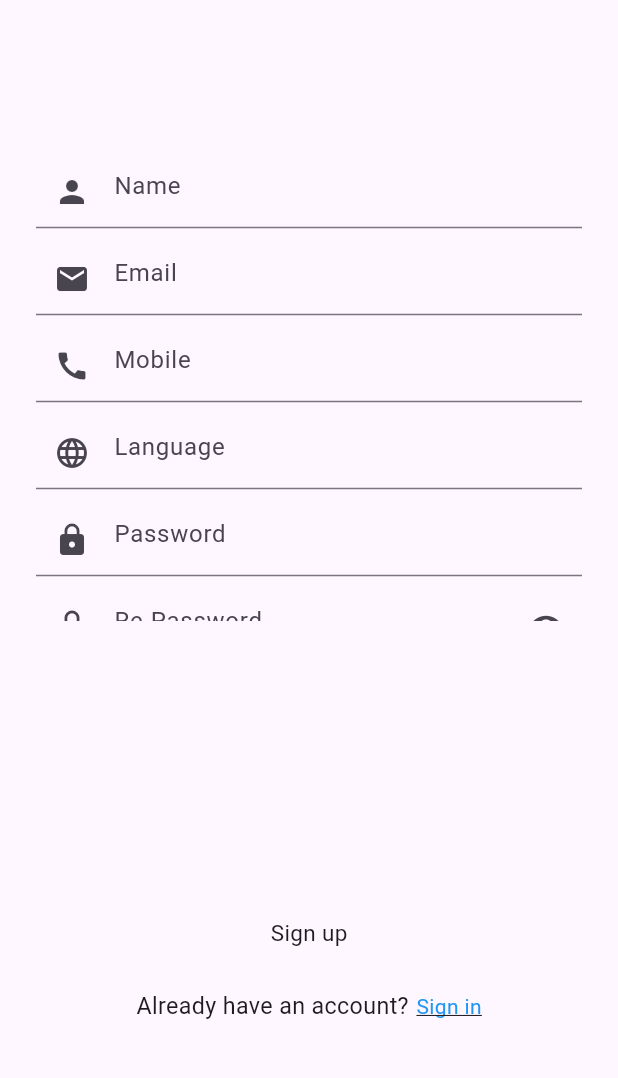
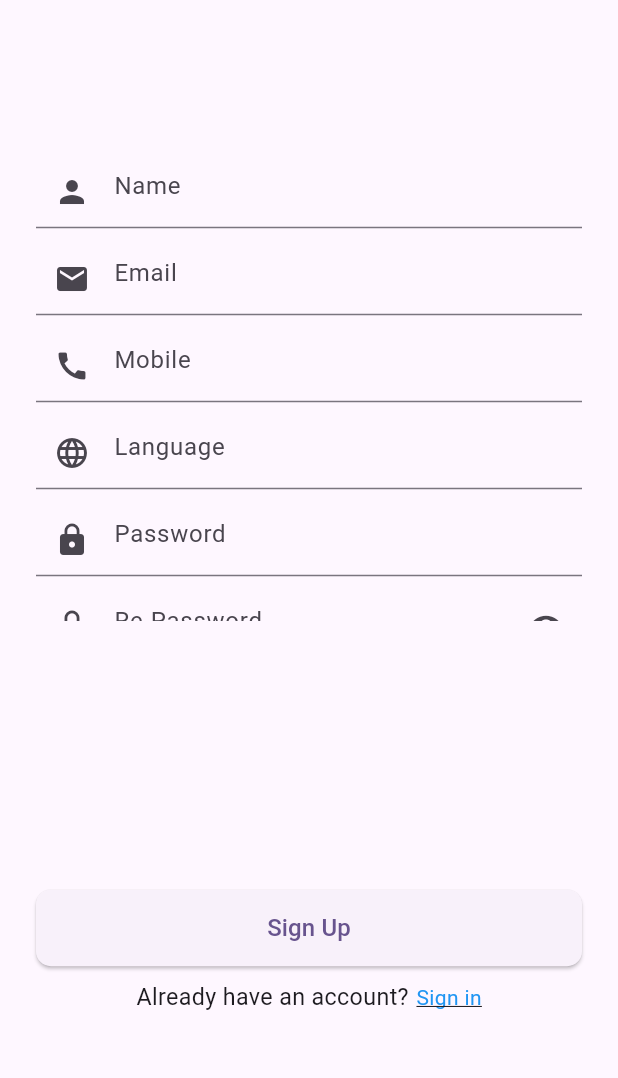
Before and after one commit to prasadsanap8149/InstaExamPrep, a Flutter app: the screen it shows after launch, on a phone screen of 412 x 824 dp, the part 62-1140 px from its top. Run offline on Flutter 3.47's test engine with Material 3 defaults, Android fonts, the light colour scheme and no system bars; our stand-ins replace cloud_firestore, connectivity_plus, firebase_auth, firebase_core, random_string; accounts and stored records are empty.

Commit message:
Update version, report view, buttons view

```diff
--- a/lib/models/user_profile.dart
+++ b/lib/models/user_profile.dart
@@ -14,7 +14,7 @@ class UserProfile {
   final int? streak;
   final SubscriptionPlan? subscriptionPlan;
   final String userRole;
-  final String gender;
+  final String? gender;
 
   UserProfile({
     this.id,
@@ -29,7 +29,7 @@ class UserProfile {
     this.subscriptionPlan,
     this.updatedOn,
     required this.userRole,
-    required this.gender,
+    this.gender,
   });
 
   // Method to convert UserProfile to a map
@@ -69,7 +69,7 @@ class UserProfile {
       streak: map['streak'] as int?,
       userRole: map['userRole'] as String,
       subscriptionPlan: map['subscriptionPlan'],
-      gender: map['gender'] as String,
+      gender: map['gender'] as String?,
     );
   }
 
--- a/lib/screens/singup.dart
+++ b/lib/screens/singup.dart
@@ -24,7 +24,7 @@ class SignUp extends StatefulWidget {
   State<SignUp> createState() => _SignUpState();
 }
 
-class _SignUpState extends State<SignUp> {
+class _SignUpState extends State<SignUp>  with SingleTickerProviderStateMixin{
   final _formKey = GlobalKey<FormState>();
   Set<String> selectedTopics = {};
   String _selectedGender = 'Male';
@@ -43,6 +43,29 @@ class _SignUpState extends State<SignUp> {
       TextEditingController();
   final TextEditingController preferredLanguageEditingController =
       TextEditingController();
+
+  final List<String> genders = ['Male', 'Female', 'Other'];
+  String? selectedGender;
+
+  late final AnimationController _buttonAnimationController;
+  late Animation<double> _scaleAnimation;
+
+  @override
+  void initState() {
+    super.initState();
+    _buttonAnimationController = AnimationController(
+      vsync: this,
+      duration: const Duration(milliseconds: 200),
+    );
+    _scaleAnimation = Tween<double>(begin: 1.0, end: 0.95).animate(
+      CurvedAnimation(
+        parent: _buttonAnimationController,
+        curve: Curves.easeInOut,
+      ),
+    );
+  }
+
+
 
   //Clearing memory cache
   @override
@@ -111,7 +134,7 @@ class _SignUpState extends State<SignUp> {
           mobile: mobileTextEditingController.text.trim(),
           createdOn: DateTime.timestamp(),
           userRole: Constants.userRoles[0],
-          gender: _selectedGender,
+          gender: selectedGender ?? "",
         );
         Response response = await userService.createNewUser(
             emailTextEditingController.text.trim(),
@@ -373,30 +396,47 @@ class _SignUpState extends State<SignUp> {
                       child: SingleChildScrollView(
                         scrollDirection: Axis.vertical,
                         child: Column(
+                          crossAxisAlignment: CrossAxisAlignment.stretch,
                           children: [
-                            GestureDetector(
-                              onTapDown: (_) {
-                                setState(() {
-                                  _buttonScale = 0.95;
-                                });
-                              },
+                            /*GestureDetector(
+                              onTapDown: (_) => _buttonAnimationController.forward(),
                               onTapUp: (_) {
-                                setState(() {
-                                  _buttonScale = 1.0;
-                                });
+                                _buttonAnimationController.reverse();
                                 signUp();
                               },
-                              onTapCancel: () {
-                                setState(() {
-                                  _buttonScale = 1.0;
-                                });
-                              },
-                              child: AnimatedScale(
-                                scale: _buttonScale,
-                                duration: const Duration(milliseconds: 100),
+                              onTapCancel: () => _buttonAnimationController.reverse(),
+                              child: Transform.scale(
+                                scale: _scaleAnimation.value,
                                 child: customButton(
                                   context: context,
                                   btnLabel: "Sign up",
+                                ),
+                              ),
+                            ),*/
+                            ElevatedButton(
+                              onPressed: isLoading ? null : signUp,
+                              style: ElevatedButton.styleFrom(
+                                backgroundColor: AppColors.primary,
+                                disabledBackgroundColor: Colors.grey,
+                                shape: RoundedRectangleBorder(
+                                  borderRadius: BorderRadius.circular(10),
+                                ),
+                                padding: const EdgeInsets.symmetric(vertical: 14),
+                              ),
+                              child: isLoading
+                                  ? const SizedBox(
+                                height: 20,
+                                width: 20,
+                                child: CircularProgressIndicator(
+                                  color: Colors.white,
+                                  strokeWidth: 2,
+                                ),
+                              )
+                                  : const Text(
+                                "Sign Up",
+                                style: TextStyle(
+                                  fontSize: 16,
+                                  color: AppColors.buttonText,
                                 ),
                               ),
                             ),
--- a/lib/widgets/custom_button.dart
+++ b/lib/widgets/custom_button.dart
@@ -9,7 +9,7 @@ Widget customButton(
   return Container(
     padding: const EdgeInsets.symmetric(vertical: 18),
     decoration: BoxDecoration(
-      color: AppColors.fabIconColor,
+      color: btnColor,
       borderRadius: BorderRadius.circular(30),
     ),
     alignment: Alignment.center,
--- a/pubspec.yaml
+++ b/pubspec.yaml
@@ -42,6 +42,7 @@ dependencies:
   connectivity_plus: ^5.0.2 #Check the online offline device status
   random_string: ^2.0.1 #generate random strings
   provider: ^6.1.2
+  share_plus: ^7.2.1
   #lottie: ^2.7.0 # For animation
 dev_dependencies:
   flutter_test:
```
Also changed, not shown: lib/screens/forgot_password.dart (+2 -5 lines), lib/screens/signin.dart (+91 -39 lines), lib/widgets/animated_custom_button.dart (added, +76 -0 lines), pubspec.lock, 8 other files.
